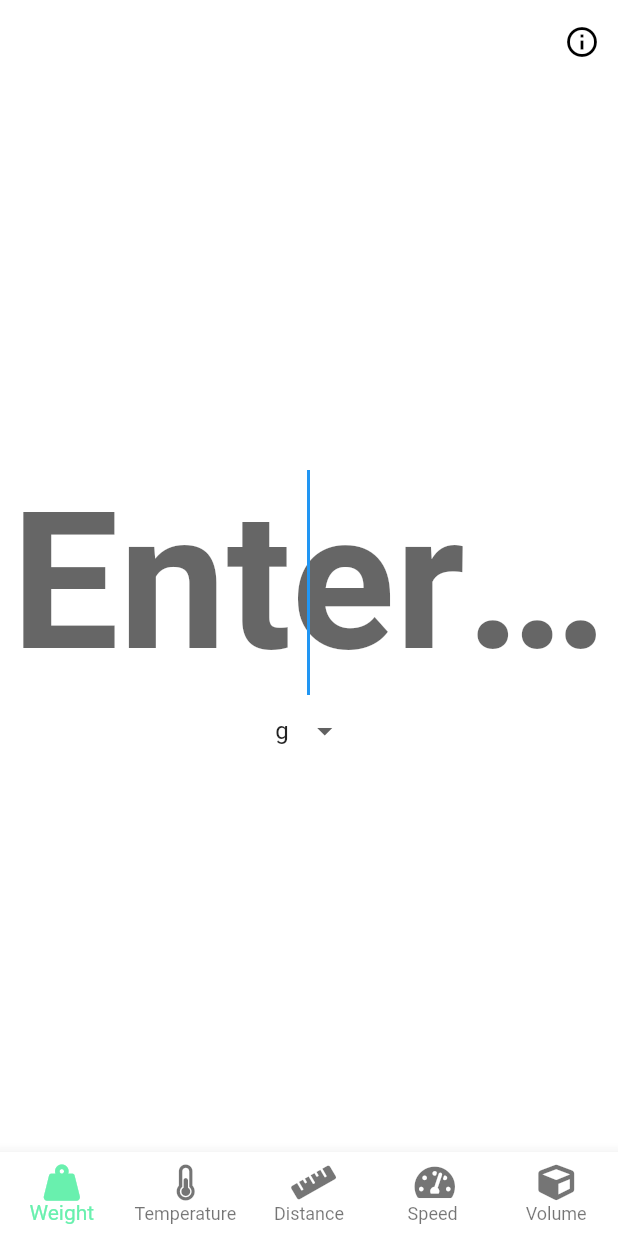
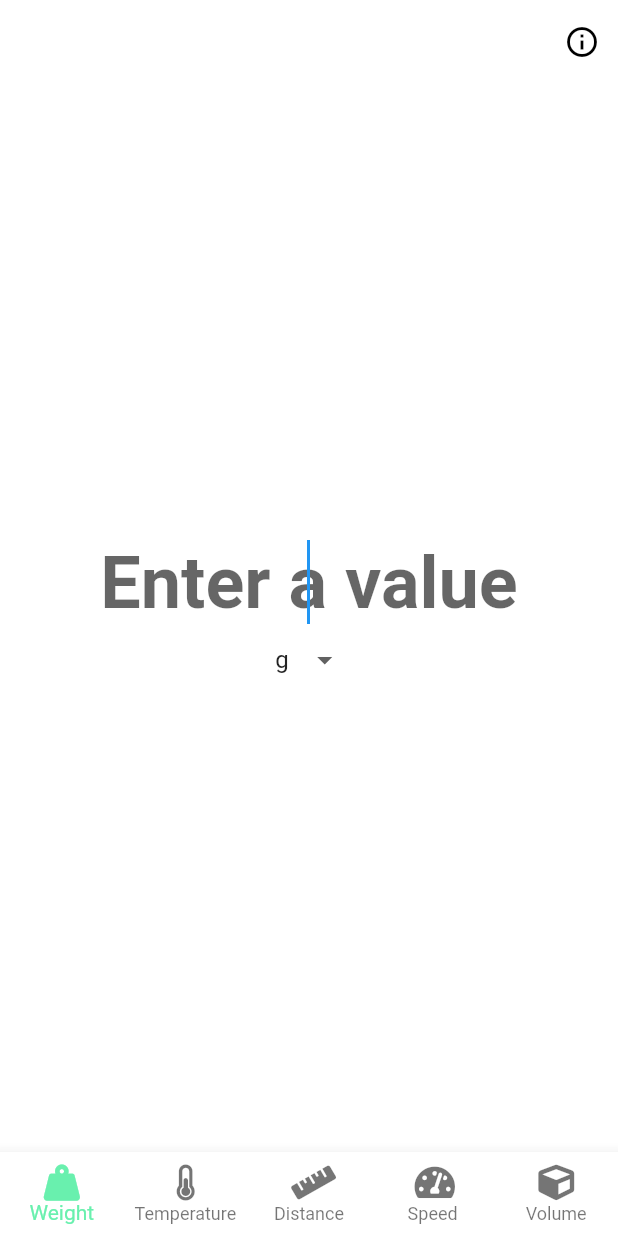
Before and after one commit to TobiasRitter/anyunit, a Flutter app: the screen it shows after launch, on a phone screen of 412 x 824 dp. Run offline on Flutter 3.47's test engine with Material 2 defaults, Android fonts, the phone set to English and light mode, and no system bars; our stand-ins replace bloc, equatable, flutter_bloc, font_awesome_flutter.

Commit message:
add dynamic font scaling

```diff
--- a/lib/view/inputscreen.dart
+++ b/lib/view/inputscreen.dart
@@ -27,8 +27,26 @@ class _InputScreenState extends State<InputScreen> {
     super.dispose();
   }
 
+  double _calculateFontSize(int textLength) {
+    double _minSize = 48;
+    double tempSize = MediaQuery.of(context).size.width;
+
+    if (textLength == 0) {
+      return _minSize;
+    }
+
+    tempSize /= (1 + textLength * 0.7);
+
+    if (tempSize < _minSize) {
+      return _minSize;
+    }
+
+    return tempSize;
+  }
+
   @override
   Widget build(BuildContext context) {
+    TextEditingController controller = TextEditingController();
     return BlocProvider(
       builder: (context) => InputScreenBloc(),
       child: BlocBuilder(
@@ -102,10 +120,11 @@ class _InputScreenState extends State<InputScreen> {
               children: <Widget>[
                 TextField(
                   onChanged: bloc.onValueChanged,
+                  controller: controller,
                   style: TextStyle(
                     color: Theme.of(context).accentColor,
                     fontWeight: FontWeight.bold,
-                    fontSize: 128,
+                    fontSize: _calculateFontSize(controller.text.length),
                   ),
                   autofocus: true,
                   keyboardType: TextInputType.number,
```
Also changed, not shown: pubspec.lock. Lines whose indentation alone changed are shown as unchanged.
